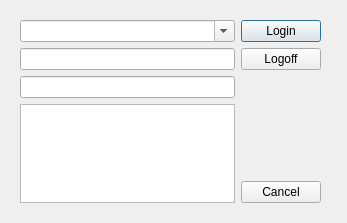
The window that Ui_MainDialog.ui (zonyitoo/qYaH3C) describes before a commit, drawn with Qt 5.
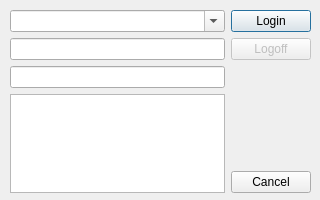
The same window after the commit.

The edit to the form file:
```diff
--- a/Ui_MainDialog.ui
+++ b/Ui_MainDialog.ui
@@ -6,18 +6,30 @@
    <rect>
     <x>0</x>
     <y>0</y>
-    <width>347</width>
-    <height>223</height>
+    <width>320</width>
+    <height>200</height>
    </rect>
   </property>
+  <property name="minimumSize">
+   <size>
+    <width>320</width>
+    <height>200</height>
+   </size>
+  </property>
+  <property name="maximumSize">
+   <size>
+    <width>320</width>
+    <height>200</height>
+   </size>
+  </property>
   <property name="windowTitle">
    <string>Dialog</string>
   </property>
-  <widget class="QWidget" name="">
+  <widget class="QWidget" name="layoutWidget">
    <property name="geometry">
     <rect>
-     <x>20</x>
-     <y>20</y>
+     <x>10</x>
+     <y>10</y>
      <width>301</width>
      <height>183</height>
     </rect>
@@ -58,9 +70,15 @@
       </item>
       <item>
        <widget class="QPushButton" name="buttonLogoff">
+        <property name="enabled">
+         <bool>false</bool>
+        </property>
         <property name="text">
          <string>Logoff</string>
         </property>
+        <property name="autoDefault">
+         <bool>true</bool>
+        </property>
        </widget>
       </item>
       <item>
```
